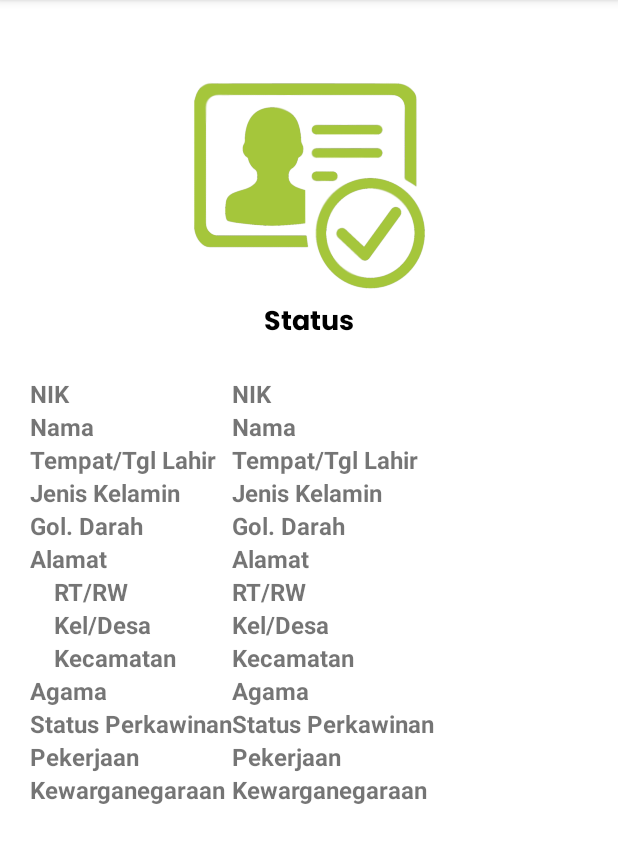
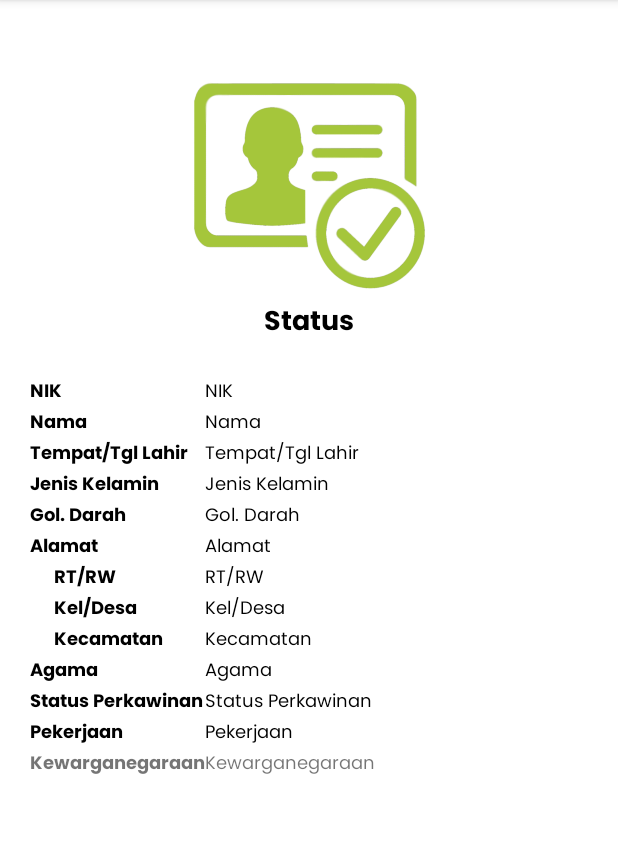
Before and after one commit to rafiaditya1/OCR_C22-KY03, an Android app: the DetailActivity screen opened directly, with no data from a screen before it, on a phone screen of 412 x 824 dp, the part 84-947 px from its top. Run offline under Robolectric (Android 15) with nearby library versions, the phone set to English and light mode, and no system bars.

Commit message:
fix the style in each activity

```diff
--- a/app/src/main/res/drawable/border_button.xml
+++ b/app/src/main/res/drawable/border_button.xml
@@ -2,5 +2,5 @@
 <shape xmlns:android="http://schemas.android.com/apk/res/android"
     android:shape="rectangle">
     <corners android:radius="10dp" />
-    <stroke android:width="1dp" android:color="@color/blue_button" />
+    <stroke android:width="1dp" android:color="@color/blue_button"/>
 </shape>
--- a/app/src/main/res/layout/activity_detail.xml
+++ b/app/src/main/res/layout/activity_detail.xml
@@ -1,10 +1,14 @@
 <?xml version="1.0" encoding="utf-8"?>
-<androidx.constraintlayout.widget.ConstraintLayout xmlns:android="http://schemas.android.com/apk/res/android"
+<ScrollView xmlns:android="http://schemas.android.com/apk/res/android"
     xmlns:app="http://schemas.android.com/apk/res-auto"
     xmlns:tools="http://schemas.android.com/tools"
     android:layout_width="match_parent"
     android:layout_height="match_parent"
     tools:context=".DetailActivity">
+
+    <androidx.constraintlayout.widget.ConstraintLayout
+        android:layout_width="match_parent"
+        android:layout_height="wrap_content">
 
         <ImageView
             android:id="@+id/img_status_ktp"
@@ -39,14 +43,12 @@
                 <TextView
                     android:layout_column="1"
                     android:text="@string/tv_nik"
-                android:textSize="16sp"
-                android:textStyle="bold" />
+                    style="@style/Text.SubHeader" />
 
                 <TextView
                     android:gravity="start"
                     android:text="@string/tv_nik"
-                android:textSize="16sp"
-                android:textStyle="bold" />
+                    style="@style/Text.Description" />
             </TableRow>
 
             <TableRow>
@@ -54,14 +56,12 @@
                 <TextView
                     android:layout_column="1"
                     android:text="@string/tv_nama"
-                android:textSize="16sp"
-                android:textStyle="bold" />
+                    style="@style/Text.SubHeader" />
 
                 <TextView
                     android:gravity="start"
                     android:text="@string/tv_nama"
-                android:textSize="16sp"
-                android:textStyle="bold" />
+                    style="@style/Text.Description" />
             </TableRow>
 
             <TableRow>
@@ -69,14 +69,12 @@
                 <TextView
                     android:layout_column="1"
                     android:text="@string/tv_tempat_tgl_lahir"
-                android:textSize="16sp"
-                android:textStyle="bold" />
+                    style="@style/Text.SubHeader" />
 
                 <TextView
                     android:gravity="start"
                     android:text="@string/tv_tempat_tgl_lahir"
-                android:textSize="16sp"
-                android:textStyle="bold" />
+                    style="@style/Text.Description" />
             </TableRow>
 
             <TableRow>
@@ -84,14 +82,12 @@
                 <TextView
                     android:layout_column="1"
                     android:text="@string/tv_jenis_kelamin"
-                android:textSize="16sp"
-                android:textStyle="bold" />
+                    style="@style/Text.SubHeader" />
 
                 <TextView
                     android:gravity="start"
                     android:text="@string/tv_jenis_kelamin"
-                android:textSize="16sp"
-                android:textStyle="bold" />
+                    style="@style/Text.Description" />
             </TableRow>
 
             <TableRow>
@@ -99,14 +95,12 @@
                 <TextView
                     android:layout_column="1"
                     android:text="@string/tv_gol_darah"
-                android:textSize="16sp"
-                android:textStyle="bold" />
+                    style="@style/Text.SubHeader" />
 
                 <TextView
                     android:gravity="start"
                     android:text="@string/tv_gol_darah"
-                android:textSize="16sp"
-                android:textStyle="bold" />
+                    style="@style/Text.Description" />
             </TableRow>
 
             <TableRow>
@@ -114,14 +108,12 @@
                 <TextView
                     android:layout_column="1"
                     android:text="@string/tv_alamat"
-                android:textSize="16sp"
-                android:textStyle="bold" />
+                    style="@style/Text.SubHeader" />
 
                 <TextView
                     android:gravity="start"
                     android:text="@string/tv_alamat"
-                android:textSize="16sp"
-                android:textStyle="bold" />
+                    style="@style/Text.Description" />
             </TableRow>
 
             <TableRow>
@@ -130,14 +122,12 @@
                     android:layout_column="1"
                     android:paddingHorizontal="16dp"
                     android:text="@string/tv_rt_rw"
-                android:textSize="16sp"
-                android:textStyle="bold" />
+                    style="@style/Text.SubHeader" />
 
                 <TextView
                     android:gravity="start"
                     android:text="@string/tv_rt_rw"
-                android:textSize="16sp"
-                android:textStyle="bold" />
+                    style="@style/Text.Description" />
             </TableRow>
 
             <TableRow>
@@ -146,14 +136,12 @@
                     android:layout_column="1"
                     android:paddingHorizontal="16dp"
                     android:text="@string/tv_kel_desa"
-                android:textSize="16sp"
-                android:textStyle="bold" />
+                    style="@style/Text.SubHeader" />
 
                 <TextView
                     android:gravity="start"
                     android:text="@string/tv_kel_desa"
-                android:textSize="16sp"
-                android:textStyle="bold" />
+                    style="@style/Text.Description"/>
             </TableRow>
 
             <TableRow>
@@ -162,14 +150,12 @@
                     android:layout_column="1"
                     android:paddingHorizontal="16dp"
                     android:text="@string/tv_kecamatan"
-                android:textSize="16sp"
-                android:textStyle="bold" />
+                    style="@style/Text.SubHeader" />
 
                 <TextView
                     android:gravity="start"
                     android:text="@string/tv_kecamatan"
-                android:textSize="16sp"
-                android:textStyle="bold" />
+                    style="@style/Text.Description" />
             </TableRow>
 
             <TableRow>
@@ -177,14 +163,12 @@
                 <TextView
                     android:layout_column="1"
                     android:text="@string/tv_agama"
-                android:textSize="16sp"
-                android:textStyle="bold" />
+                    style="@style/Text.SubHeader" />
 
                 <TextView
                     android:gravity="start"
                     android:text="@string/tv_agama"
-                android:textSize="16sp"
-                android:textStyle="bold" />
+                    style="@style/Text.Description" />
             </TableRow>
 
             <TableRow>
@@ -192,14 +176,12 @@
                 <TextView
                     android:layout_column="1"
                     android:text="@string/tv_status_perkawinan"
-                android:textSize="16sp"
-                android:textStyle="bold" />
+                    style="@style/Text.SubHeader" />
 
                 <TextView
                     android:gravity="start"
                     android:text="@string/tv_status_perkawinan"
-                android:textSize="16sp"
-                android:textStyle="bold" />
+                    style="@style/Text.Description" />
             </TableRow>
 
             <TableRow>
@@ -207,14 +189,12 @@
                 <TextView
                     android:layout_column="1"
                     android:text="@string/tv_pekerjaan"
-                android:textSize="16sp"
-                android:textStyle="bold" />
+                    style="@style/Text.SubHeader" />
 
                 <TextView
                     android:gravity="start"
                     android:text="@string/tv_pekerjaan"
-                android:textSize="16sp"
-                android:textStyle="bold" />
+                    style="@style/Text.Description" />
             </TableRow>
 
             <TableRow>
@@ -222,16 +202,19 @@
                 <TextView
                     android:layout_column="1"
                     android:text="@string/tv_kewarganegaraan"
-                android:textSize="16sp"
-                android:textStyle="bold" />
+                    android:textSize="12sp"
+                    android:fontFamily="@font/poppins_bold" />
 
                 <TextView
                     android:gravity="start"
                     android:text="@string/tv_kewarganegaraan"
-                android:textSize="16sp"
-                android:textStyle="bold" />
+                    android:textSize="12sp"
+                    android:fontFamily="@font/poppins" />
             </TableRow>
         </TableLayout>
+    </androidx.constraintlayout.widget.ConstraintLayout>
 
 
-</androidx.constraintlayout.widget.ConstraintLayout>
+
+
+</ScrollView>
--- a/app/src/main/res/layout/activity_scan.xml
+++ b/app/src/main/res/layout/activity_scan.xml
@@ -59,7 +59,7 @@
         style="@style/Text.Description"
         android:layout_width="wrap_content"
         android:layout_height="wrap_content"
-        android:text="Position your smartphone horizontally"
+        android:text="@string/position_your_smartphone_horizontally"
         android:textColor="@color/white"
         android:layout_marginBottom="8dp"
         app:layout_constraintEnd_toEndOf="parent"
--- a/app/src/main/res/layout/item_row_history.xml
+++ b/app/src/main/res/layout/item_row_history.xml
@@ -24,7 +24,8 @@
             android:layout_marginEnd="16dp"
             card_view:layout_constraintEnd_toEndOf="parent"
             card_view:layout_constraintTop_toTopOf="parent"
-            tools:srcCompat="@drawable/sts_rejected" />
+            tools:srcCompat="@drawable/sts_rejected"
+            tools:ignore="ContentDescription" />
 
         <Button
             android:id="@+id/btn_detail"
@@ -32,7 +33,7 @@
             android:layout_marginTop="16dp"
             android:layout_marginEnd="16dp"
             android:layout_marginBottom="16dp"
-            android:text="Details"
+            android:text="@string/details"
             card_view:layout_constraintBottom_toBottomOf="parent"
             card_view:layout_constraintEnd_toEndOf="parent"
             card_view:layout_constraintTop_toBottomOf="@+id/img_sts" />
```
Also changed, not shown: app/src/main/res/layout/activity_form.xml (+43 -47 lines), app/src/main/res/layout/activity_ktp.xml (+22 -21 lines), app/src/main/res/layout/activity_main.xml (+2 -5 lines), app/src/main/res/layout/activity_selfie.xml (+10 -9 lines), app/src/main/res/layout/activity_take_selfie.xml (+5 -3 lines), app/src/main/res/values/strings.xml (+18 -2 lines), app/src/main/res/values/themes.xml (+20 -0 lines). Lines whose indentation alone changed are shown as unchanged.
